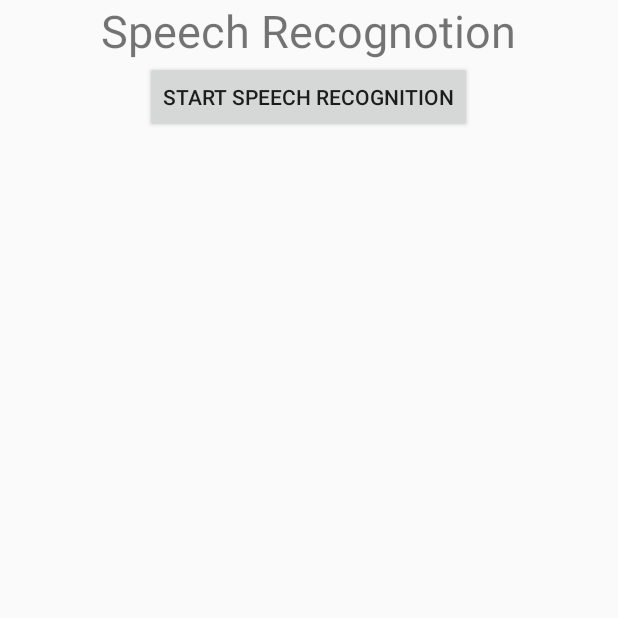
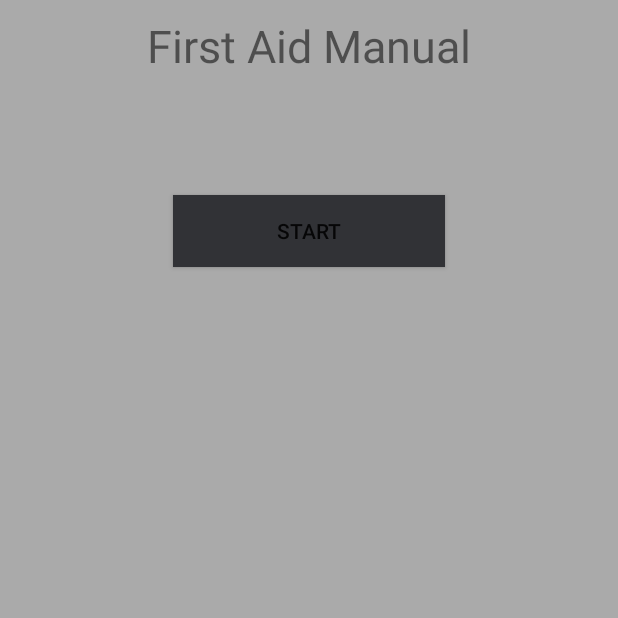
Before and after one commit to sgiedne/FAmanual, an Android app: the screen it shows after launch (SpeechActivity), on a phone screen of 412 x 824 dp, the top half of it. Run offline under Robolectric (Android 15) with nearby library versions, the phone set to English and light mode, and no system bars.

Commit message:
updating the repo

```diff
--- a/app/src/main/java/xyz/thefearpoet/famanual/speechrec/SpeechActivity.java
+++ b/app/src/main/java/xyz/thefearpoet/famanual/speechrec/SpeechActivity.java
@@ -41,6 +41,7 @@ public class SpeechActivity extends Activity implements TextToSpeech.OnInitListe
     Button Start;
     TextView Speech;
     String words;
+    String logTag;
     TextView Result;
     String query;
     ArrayList<String> matches_text;
@@ -48,9 +49,10 @@ public class SpeechActivity extends Activity implements TextToSpeech.OnInitListe
     protected void onCreate(Bundle savedInstanceState) {
         super.onCreate(savedInstanceState);
         setContentView(R.layout.activity_speech);
-        Start = (Button)findViewById(R.id.start_reg);
-        Speech = (TextView)findViewById(R.id.speech);
-        Result = (TextView)findViewById(R.id.tvResult);
+        logTag = "First Aid Manual";
+        Start = (Button)findViewById(R.id.btnStart);
+        Speech = (TextView)findViewById(R.id.txtQuestion);
+        Result = (TextView)findViewById(R.id.txtAnswer);
 
         Start.setOnClickListener(new View.OnClickListener() {
             @Override
@@ -58,21 +60,35 @@ public class SpeechActivity extends Activity implements TextToSpeech.OnInitListe
                 if(isConnected()){
                     try {
                         Intent intent = new Intent(RecognizerIntent.ACTION_RECOGNIZE_SPEECH);
+
                         intent.putExtra(RecognizerIntent.EXTRA_LANGUAGE_MODEL,
                                 RecognizerIntent.LANGUAGE_MODEL_FREE_FORM);
+
                         intent.putExtra(RecognizerIntent.EXTRA_PROMPT, "Speech recognition demo");
                         startActivityForResult(intent, REQUEST_CODE);
+
                     } catch(ActivityNotFoundException e) {
                         String appPackageName = "com.google.android.googlequicksearchbox";
                         try {
-                            startActivity(new Intent(Intent.ACTION_VIEW, Uri.parse("market://details?id=" + appPackageName)));
+                            startActivity(
+                                    new Intent(
+                                            Intent.ACTION_VIEW,
+                                            Uri.parse("market://details?id=" + appPackageName)));
                         } catch (android.content.ActivityNotFoundException anfe) {
-                            startActivity(new Intent(Intent.ACTION_VIEW, Uri.parse("https://play.google.com/store/apps/details?id=" + appPackageName)));
+                            startActivity(
+                                    new Intent(
+                                            Intent.ACTION_VIEW,
+                                            Uri.parse(
+                                                    "https://play.google.com/store/apps/details?id="
+                                                            + appPackageName)));
                         }
                     }
                 }
                 else{
-                    Toast.makeText(getApplicationContext(), "Please Connect to Internet", Toast.LENGTH_LONG).show();
+                    Toast.makeText(
+                            getApplicationContext(),
+                            "Please Connect to Internet",
+                            Toast.LENGTH_LONG).show();
                 }
           }
 
@@ -95,7 +111,9 @@ public class SpeechActivity extends Activity implements TextToSpeech.OnInitListe
         if (requestCode == REQUEST_CODE && resultCode == RESULT_OK) {
             matches_text = data.getStringArrayListExtra(RecognizerIntent.EXTRA_RESULTS);
            query = matches_text.get(0);
-           Speech.setText("QUERY : " + query);
+
+            // render the query
+           Speech.setText("\"" + query+ "\"");
 
             class MakePostRequest extends AsyncTask<String, Void, String> {
                 @Override
@@ -122,7 +140,7 @@ public class SpeechActivity extends Activity implements TextToSpeech.OnInitListe
 
                         String result = new String(response);
 
-                        Log.d("Http Post Response-->>",  response);
+                        Log.d(logTag,  response);
                         return response;
                     } catch (ClientProtocolException e) {
                         // Log exception
--- a/app/src/main/res/layout/activity_speech.xml
+++ b/app/src/main/res/layout/activity_speech.xml
@@ -3,36 +3,43 @@
     android:layout_width="match_parent"
     android:layout_height="match_parent"
     android:orientation="vertical"
-    tools:context="xyz.thefearpoet.famanual.speechrec.SpeechActivity" >
+    tools:context="xyz.thefearpoet.famanual.speechrec.SpeechActivity"
+    android:weightSum="1"
+    android:background="@android:color/darker_gray">
 
     <TextView
-        android:id="@+id/welcome"
+        android:id="@+id/txtEmergency"
         android:layout_width="wrap_content"
         android:layout_height="wrap_content"
         android:textSize="30sp"
         android:layout_gravity="center"
-        android:text="Speech Recognotion" />
-
-    <Button
-        android:id="@+id/start_reg"
-        android:layout_width="wrap_content"
-        android:layout_height="wrap_content"
-        android:layout_gravity="center"
-        android:text="Start Speech Recognition" />
+        android:text="First Aid Manual"
+        android:paddingBottom="10dp"
+        android:paddingTop="10dp" />
 
     <TextView
-        android:id="@+id/speech"
+        android:id="@+id/txtQuestion"
         android:textSize="25sp"
         android:layout_width="wrap_content"
         android:layout_height="wrap_content"
-        android:layout_gravity="center" />
+        android:layout_gravity="right" />
 
     <TextView
-        android:id="@+id/tvResult"
+        android:id="@+id/txtAnswer"
         android:textSize="25sp"
         android:layout_width="wrap_content"
         android:layout_height="wrap_content"
-        android:layout_gravity="center" />
+        android:layout_gravity="left" />
 
+    <Button
+        android:id="@+id/btnStart"
+        android:layout_width="181dp"
+        android:layout_height="wrap_content"
+        android:text="Start"
+
+        android:layout_gravity="center"
+        android:paddingBottom="10dp"
+        android:paddingTop="10dp"
+        android:background="@color/colorPrimaryDark" />
 
 </LinearLayout>
--- a/app/src/main/res/values/colors.xml
+++ b/app/src/main/res/values/colors.xml
@@ -1,6 +1,6 @@
 <?xml version="1.0" encoding="utf-8"?>
 <resources>
     <color name="colorPrimary">#3F51B5</color>
-    <color name="colorPrimaryDark">#303F9F</color>
+    <color name="colorPrimaryDark">#313236</color>
     <color name="colorAccent">#FF4081</color>
 </resources>
--- a/app/src/main/res/values/styles.xml
+++ b/app/src/main/res/values/styles.xml
@@ -1,7 +1,7 @@
 <resources>
 
     <!-- Base application theme. -->
-    <style name="AppTheme" parent="Theme.AppCompat.Light.DarkActionBar">
+    <style name="AppTheme" parent="Theme.AppCompat.DayNight.NoActionBar">
         <!-- Customize your theme here. -->
         <item name="colorPrimary">@color/colorPrimary</item>
         <item name="colorPrimaryDark">@color/colorPrimaryDark</item>
```
Also changed, not shown: app/src/main/java/xyz/thefearpoet/famanual/json/MainActivity.java (deleted, +0 -94 lines), app/src/main/java/xyz/thefearpoet/famanual/speechrec/TTS.java (deleted, +0 -89 lines), app/src/main/res/layout/activity_main.xml (deleted, +0 -26 lines), app/src/main/res/layout/activity_speech_dialoguematches.xml (deleted, +0 -11 lines).
